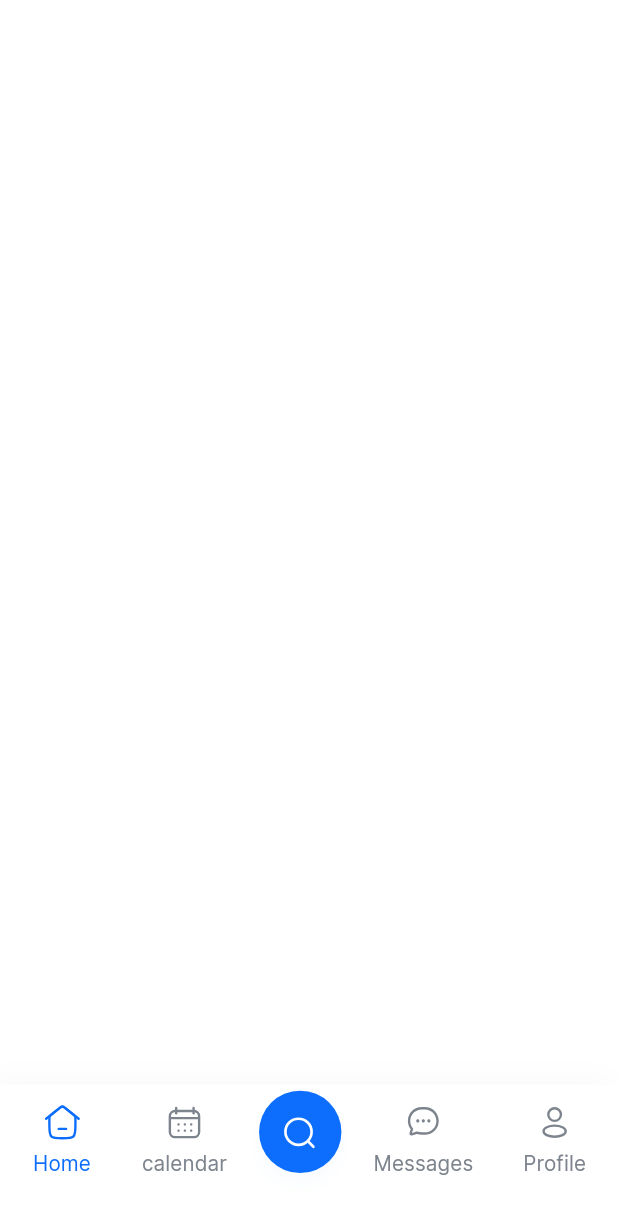
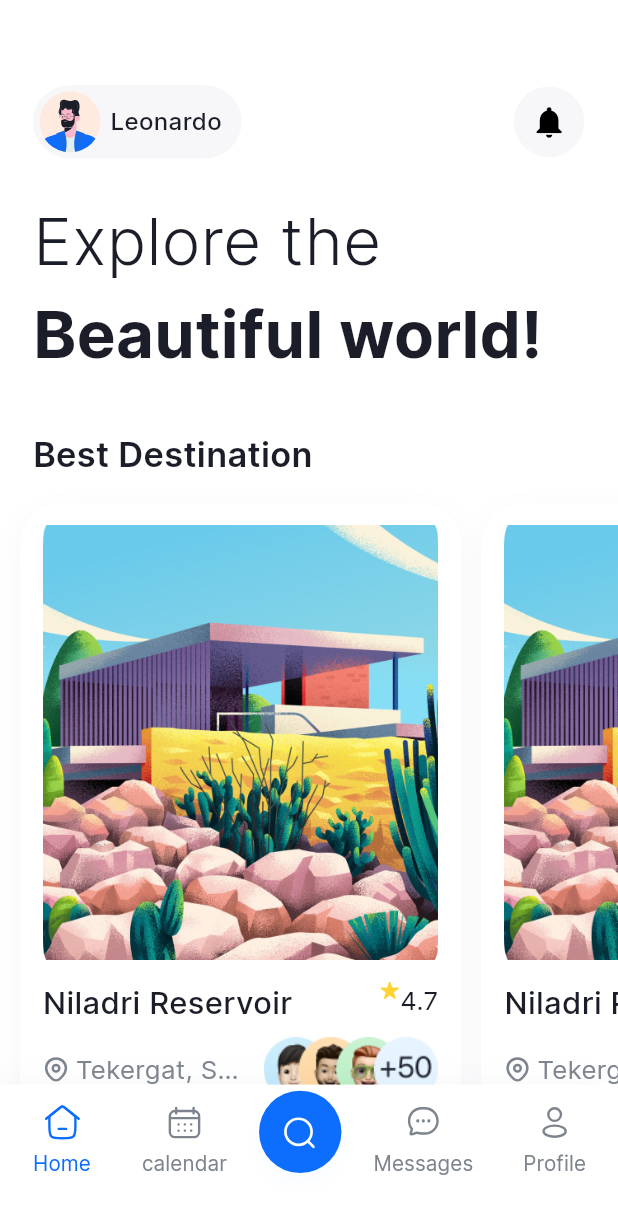
Before and after one commit to SharifboyMuminov/travel_app, a Flutter app: the TabBox screen opened directly, on a phone screen of 412 x 824 dp. Shown: the top 1214 px of the screen. Run offline on Flutter 3.47's test engine with Material 3 defaults, Android fonts, the phone set to English and light mode, and no system bars; our stand-ins replace flutter_screenutil, flutter_svg, pinput.

Commit message:
end work home page :)

```diff
--- a/lib/screens/splash/splash_screen.dart
+++ b/lib/screens/splash/splash_screen.dart
@@ -1,6 +1,7 @@
 import 'package:flutter/material.dart';
 import 'package:flutter_svg/flutter_svg.dart';
 import 'package:travel_app/screens/onboard/onboard_screen.dart';
+import 'package:travel_app/screens/tab_box/tab_box.dart';
 import 'package:travel_app/utils/app_colors.dart';
 import 'package:travel_app/utils/app_size.dart';
 
@@ -19,7 +20,7 @@ class _SplashScreenState extends State<SplashScreen> {
         context,
         MaterialPageRoute(
           builder: (context) {
-            return const OnboardScreen();
+            return const TabBox();
           },
         ),
       );
--- a/lib/screens/tab_box/home/home_screen.dart
+++ b/lib/screens/tab_box/home/home_screen.dart
@@ -1,10 +1,135 @@
 import 'package:flutter/material.dart';
+import 'package:flutter_screenutil/flutter_screenutil.dart';
+import 'package:flutter_svg/flutter_svg.dart';
+import 'package:travel_app/screens/tab_box/home/widget/product_item.dart';
+import 'package:travel_app/utils/app_colors.dart';
+import 'package:travel_app/utils/app_size.dart';
+import 'package:travel_app/utils/app_text_style.dart';
 
 class HomeScreen extends StatelessWidget {
   const HomeScreen({super.key});
 
   @override
   Widget build(BuildContext context) {
-    return Scaffold();
+    return Scaffold(
+      body: Column(
+        crossAxisAlignment: CrossAxisAlignment.start,
+        children: [
+          56.getH(),
+          Padding(
+            padding: EdgeInsets.symmetric(horizontal: 20.we),
+            child: Row(
+              mainAxisAlignment: MainAxisAlignment.spaceBetween,
+              children: [
+                DecoratedBox(
+                  decoration: BoxDecoration(
+                    color: AppColors.cF7F7F9,
+                    borderRadius: BorderRadius.circular(22.r),
+                  ),
+                  child: Padding(
+                    padding: EdgeInsets.only(
+                      left: 4.we,
+                      right: 12.we,
+                      top: 4.he,
+                      bottom: 4.he,
+                    ),
+                    child: Row(
+                      mainAxisSize: MainAxisSize.min,
+                      children: [
+                        DecoratedBox(
+                          decoration: const BoxDecoration(
+                            color: AppColors.cFFEADF,
+                            shape: BoxShape.circle,
+                          ),
+                          child: SvgPicture.asset(
+                            "assets/icons/person.svg",
+                            width: 37.we,
+                            height: 37.we,
+                          ),
+                        ),
+                        6.getW(),
+                        Text(
+                          "Leonardo",
+                          style: AppTextStyle.interMedium.copyWith(
+                            fontSize: 14.sp,
+                            color: AppColors.c1B1E28,
+                          ),
+                        ),
+                      ],
+                    ),
+                  ),
+                ),
+                IconButton(
+                  style: IconButton.styleFrom(
+                    backgroundColor: AppColors.cF7F7F9,
+                    padding: EdgeInsets.all(10.we),
+                  ),
+                  onPressed: () {},
+                  icon: Icon(
+                    Icons.notifications,
+                    size: 22.sp,
+                    color: AppColors.black,
+                  ),
+                ),
+              ],
+            ),
+          ),
+          24.getH(),
+          Expanded(
+            child: SingleChildScrollView(
+              padding: EdgeInsets.only(bottom: 30.he),
+              child: Column(
+                crossAxisAlignment: CrossAxisAlignment.start,
+                children: [
+                  Padding(
+                    padding: EdgeInsets.symmetric(horizontal: 20.we),
+                    child: Text(
+                      "Explore the",
+                      style: AppTextStyle.interLight.copyWith(
+                        fontSize: 38.sp,
+                        color: AppColors.c1B1E28,
+                      ),
+                    ),
+                  ),
+                  Padding(
+                    padding: EdgeInsets.symmetric(horizontal: 20.we),
+                    child: Text(
+                      "Beautiful world!",
+                      style: AppTextStyle.interBold.copyWith(
+                        fontSize: 38.sp,
+                        color: AppColors.c1B1E28,
+                      ),
+                    ),
+                  ),
+                  32.getH(),
+                  Padding(
+                    padding: EdgeInsets.symmetric(horizontal: 20.we),
+                    child: Text(
+                      "Best Destination",
+                      style: AppTextStyle.interSemiBold.copyWith(
+                        fontSize: 20.sp,
+                        color: AppColors.c1B1E28,
+                      ),
+                    ),
+                  ),
+                  SingleChildScrollView(
+                    padding: EdgeInsets.symmetric(horizontal: 6.we),
+                    scrollDirection: Axis.horizontal,
+                    child: Row(
+                      children: List.generate(
+                        10,
+                        (index) {
+                          return ProductItem(onTab: () {});
+                        },
+                      ),
+                    ),
+                  )
+                ],
+              ),
+            ),
+          ),
+        ],
+      ),
+    );
   }
 }
--- /dev/null
+++ b/lib/screens/tab_box/home/widget/product_item.dart
@@ -0,0 +1,111 @@
+import 'package:flutter/material.dart';
+import 'package:flutter_screenutil/flutter_screenutil.dart';
+import 'package:flutter_svg/flutter_svg.dart';
+import 'package:travel_app/utils/app_colors.dart';
+import 'package:travel_app/utils/app_size.dart';
+import 'package:travel_app/utils/app_text_style.dart';
+
+class ProductItem extends StatelessWidget {
+  const ProductItem({super.key, required this.onTab});
+
+  final VoidCallback onTab;
+
+  @override
+  Widget build(BuildContext context) {
+    return Padding(
+      padding: EdgeInsets.symmetric(vertical: 16.he, horizontal: 6.we),
+      child: GestureDetector(
+        onTap: onTab,
+        child: SizedBox(
+          width: 268.we,
+          child: DecoratedBox(
+            decoration: BoxDecoration(
+              color: AppColors.white,
+              borderRadius: BorderRadius.circular(24.r),
+              boxShadow: [
+                BoxShadow(
+                  color: AppColors.cB4BCC9.withOpacity(0.12),
+                  blurRadius: 16,
+                  spreadRadius: 0,
+                  offset: const Offset(0, 6),
+                ),
+              ],
+            ),
+            child: Padding(
+              padding: EdgeInsets.symmetric(
+                horizontal: 14.we,
+                vertical: 14.he,
+              ),
+              child: Column(
+                children: [
+                  Image.asset(
+                    "assets/images/img.png",
+                    width: 240.we,
+                    height: 286.he,
+                    fit: BoxFit.cover,
+                  ),
+                  14.getH(),
+                  Row(
+                    crossAxisAlignment: CrossAxisAlignment.start,
+                    children: [
+                      Expanded(
+                        child: Text(
+                          "Niladri Reservoir",
+                          maxLines: 1,
+                          overflow: TextOverflow.ellipsis,
+                          style: AppTextStyle.interMedium.copyWith(
+                            fontSize: 18.sp,
+                            color: AppColors.c1B1E28,
+                          ),
+                        ),
+                      ),
+                      SvgPicture.asset(
+                        "assets/icons/star.svg",
+                      ),
+                      4.getH(),
+                      Text(
+                        "4.7",
+                        style: AppTextStyle.interRegular.copyWith(
+                          fontSize: 15.sp,
+                          color: AppColors.c1B1E28,
+                        ),
+                      ),
+                    ],
+                  ),
+                  8.getH(),
+                  Row(
+                    children: [
+                      SvgPicture.asset(
+                        "assets/icons/location.svg",
+                        width: 16.we,
+                        height: 16.we,
+                      ),
+                      4.getW(),
+                      Expanded(
+                        child: Text(
+                          "Tekergat, Sunamgnj",
+                          maxLines: 1,
+                          overflow: TextOverflow.ellipsis,
+                          style: AppTextStyle.interRegular.copyWith(
+                            fontSize: 15.sp,
+                            color: AppColors.c7D848D,
+                          ),
+                        ),
+                      ),
+                      8.getW(),
+                      Expanded(
+                        child: Image.asset(
+                          "assets/images/img_1.png",
+                        ),
+                      ),
+                    ],
+                  ),
+                ],
+              ),
+            ),
+          ),
+        ),
+      ),
+    );
+  }
+}
--- a/lib/utils/app_colors.dart
+++ b/lib/utils/app_colors.dart
@@ -13,5 +13,7 @@ class AppColors {
   static const Color c1B1E28 = Color(0xFF1B1E28);
   static const Color c707B81 = Color(0xFF707B81);
   static const Color cF7F7F9 = Color(0xFFF7F7F9);
+  static const Color cFFEADF = Color(0xFFFFEADF);
+  static const Color cB4BCC9 = Color(0xFFB4BCC9);
   static const Color cAFB8C6 = Color(0xFFAFB8C6);
 }
```
Also changed, not shown: assets/icons/location.svg (added), assets/icons/person.svg (added), assets/icons/star.svg (added), assets/images/img.png (added), assets/images/img_1.png (added).
